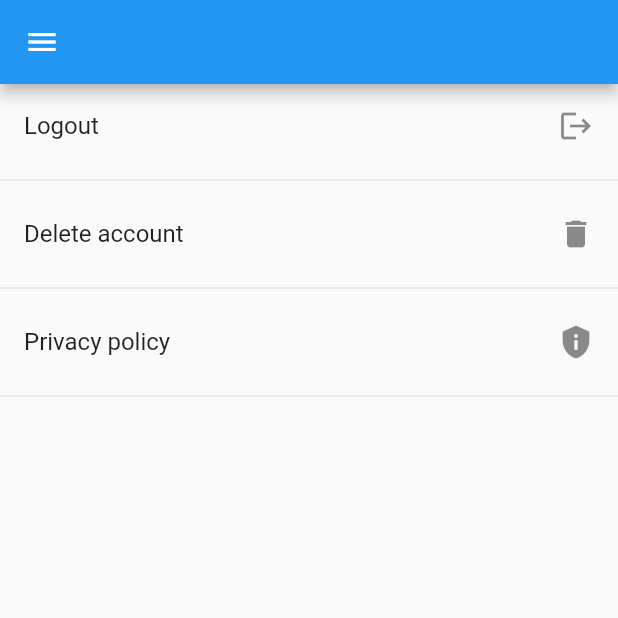
After one commit to DanGalkin/Cause-mvp, a Flutter app: the SettingsScreen screen opened directly, after a tap on "Privacy policy", on a phone screen of 412 x 824 dp, the top half of it. The commit adds this screen. Run offline on Flutter 3.47's test engine with Material 2 defaults, Android fonts, the phone set to English and light mode, and no system bars; our stand-ins replace csv, dotted_border, emoji_picker_flutter, firebase_auth, firebase_core, firebase_database and 4 more; missing offline and left inert: firebase_ui_auth, firebase_ui_oauth_apple, firebase_ui_oauth_google, graphic; accounts and stored records are empty.

Commit message:
Setting page with link to privacy policy and account deletion

```diff
--- /dev/null
+++ b/lib/view/settings_screen.dart
@@ -0,0 +1,78 @@
+import 'package:flutter/material.dart';
+
+import '../controllers/board_controller.dart';
+import '../services/firebase_services.dart';
+import '../services/service_locator.dart';
+import 'login_screen.dart';
+import 'main_drawer.dart';
+import 'view_utilities/action_validation_utilities.dart';
+
+import 'package:url_launcher/url_launcher.dart';
+
+class SettingsScreen extends StatelessWidget {
+  const SettingsScreen({super.key});
+
+  @override
+  Widget build(BuildContext context) {
+    String? email = getIt<FirebaseServices>().currentUser?.email;
+    String? uid = getIt<FirebaseServices>().currentUser?.uid;
+    return Scaffold(
+        appBar: AppBar(
+            title:
+                Expanded(child: FittedBox(child: Text(email ?? 'Settings')))),
+        drawer: const MainDrawer(),
+        body: ListView(children: [
+          ListTile(
+            title: const Text('Logout'),
+            trailing: const Icon(Icons.logout),
+            onTap: () {
+              validateUserAction(
+                      context: context,
+                      validationText: 'You will be logged out.')
+                  .then((result) {
+                if (result == true) {
+                  getIt<FirebaseServices>().signOut().then((_) =>
+                      Navigator.pushAndRemoveUntil(
+                          context,
+                          MaterialPageRoute(
+                              builder: (context) => const LoginScreen()),
+                          (route) => false));
+                }
+              });
+            },
+          ),
+          const Divider(),
+          ListTile(
+              title: const Text('Delete account'),
+              trailing: const Icon(Icons.delete),
+              onTap: () {
+                validateUserAction(
+                        context: context,
+                        validationText:
+                            'This action will delete your account and data entangled with it.')
+                    .then((result) {
+                  if (result == true) {
+                    getIt<BoardController>().deleteCurrentUser().then((_) =>
+                        Navigator.pushAndRemoveUntil(
+                            context,
+                            MaterialPageRoute(
+                                builder: (context) => const LoginScreen()),
+                            (route) => false));
+                  }
+                });
+              }),
+          const Divider(),
+          ListTile(
+              title: const Text('Privacy policy'),
+              trailing: const Icon(Icons.privacy_tip),
+              onTap: () async {
+                final Uri url = Uri.parse('https://wata.fun/#/cause-privacy');
+                if (!await launchUrl(url,
+                    mode: LaunchMode.externalApplication)) {
+                  throw Exception('Could not launch $url');
+                }
+              }),
+          const Divider(),
+        ]));
+  }
+}
--- a/pubspec.yaml
+++ b/pubspec.yaml
@@ -51,6 +51,7 @@ dependencies:
   google_sign_in: ^6.0.2
   firebase_ui_oauth_google: ^1.0.24
   firebase_ui_oauth_apple: ^1.1.2
+  url_launcher: ^6.1.10
 
 dev_dependencies:
   flutter_test:
```
Also changed, not shown: lib/controllers/board_controller.dart (+10 -0 lines), lib/view/main_drawer.dart (+19 -15 lines), lib/view/view_utilities/ui_widgets.dart (+29 -9 lines), pubspec.lock, 3 other files.
